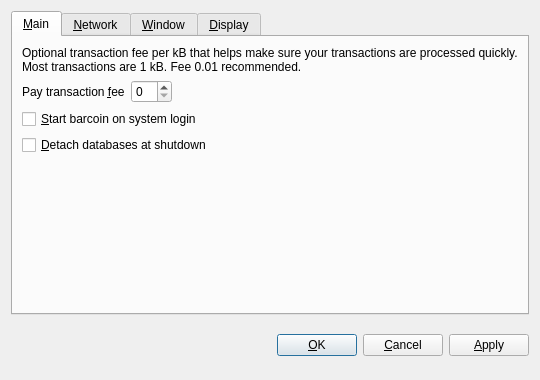
This is src/qt/forms/optionsdialog.ui in iscoin/interstellarcoin as Qt 5 draws it before an edit. The edited form follows.
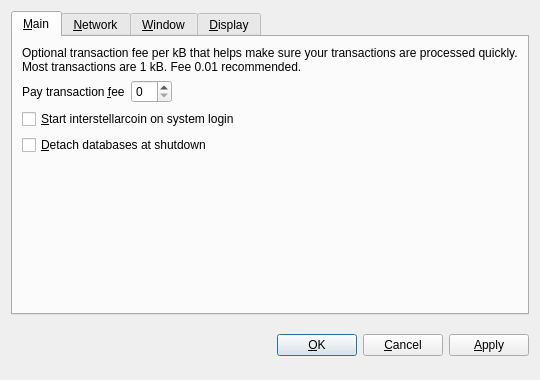
This is the edited form. The open tabs and pages were chosen to show the change. Custom widgets are drawn as their Qt base class.

```diff
--- a/src/qt/forms/optionsdialog.ui
+++ b/src/qt/forms/optionsdialog.ui
@@ -82,7 +82,7 @@
           <string>Automatically start barcoin after logging in to the system.</string>
          </property>
          <property name="text">
-          <string>&amp;Start barcoin on system login</string>
+          <string>&amp;Start interstellarcoin on system login</string>
          </property>
         </widget>
        </item>
```
Left out of the diff: 10 changed lines with no effect on the pictures.
